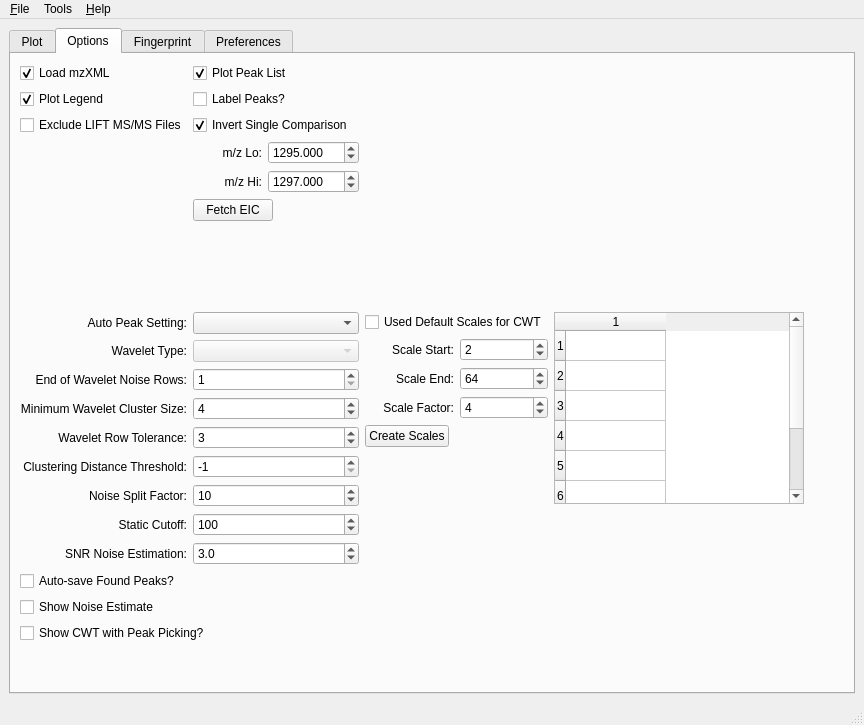
Above: SimpleView/main.ui from mfitzp/toolz before the change. Below: the same form after it.
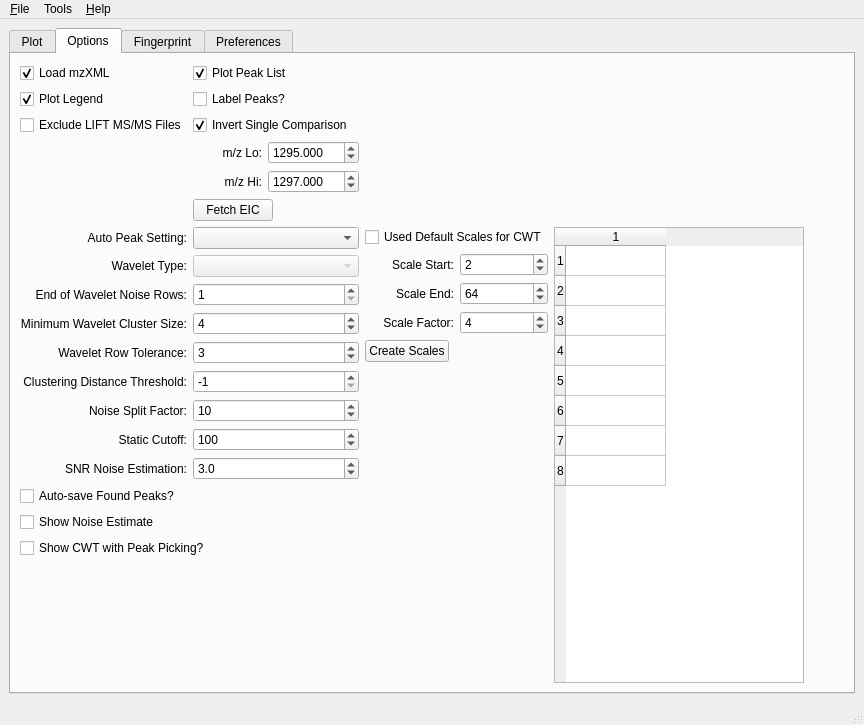
That is the form after the change. The open tabs and pages were chosen to show the change. Icons and pictures are not drawn. Custom widgets are drawn as their Qt base class.

```diff
--- a/SimpleView/main.ui
+++ b/SimpleView/main.ui
@@ -700,19 +700,6 @@
           </item>
          </layout>
         </item>
-        <item row="4" column="1" >
-         <spacer>
-          <property name="orientation" >
-           <enum>Qt::Vertical</enum>
-          </property>
-          <property name="sizeHint" >
-           <size>
-            <width>20</width>
-            <height>40</height>
-           </size>
-          </property>
-         </spacer>
-        </item>
         <item row="5" column="0" colspan="2" >
          <layout class="QVBoxLayout" >
           <item>
@@ -1286,19 +1273,6 @@
               <column/>
              </widget>
             </item>
-            <item>
-             <spacer>
-              <property name="orientation" >
-               <enum>Qt::Vertical</enum>
-              </property>
-              <property name="sizeHint" >
-               <size>
-                <width>20</width>
-                <height>40</height>
-               </size>
-              </property>
-             </spacer>
-            </item>
            </layout>
           </item>
           <item>
```
Left out of the diff: 61 changed lines with no effect on the pictures.
